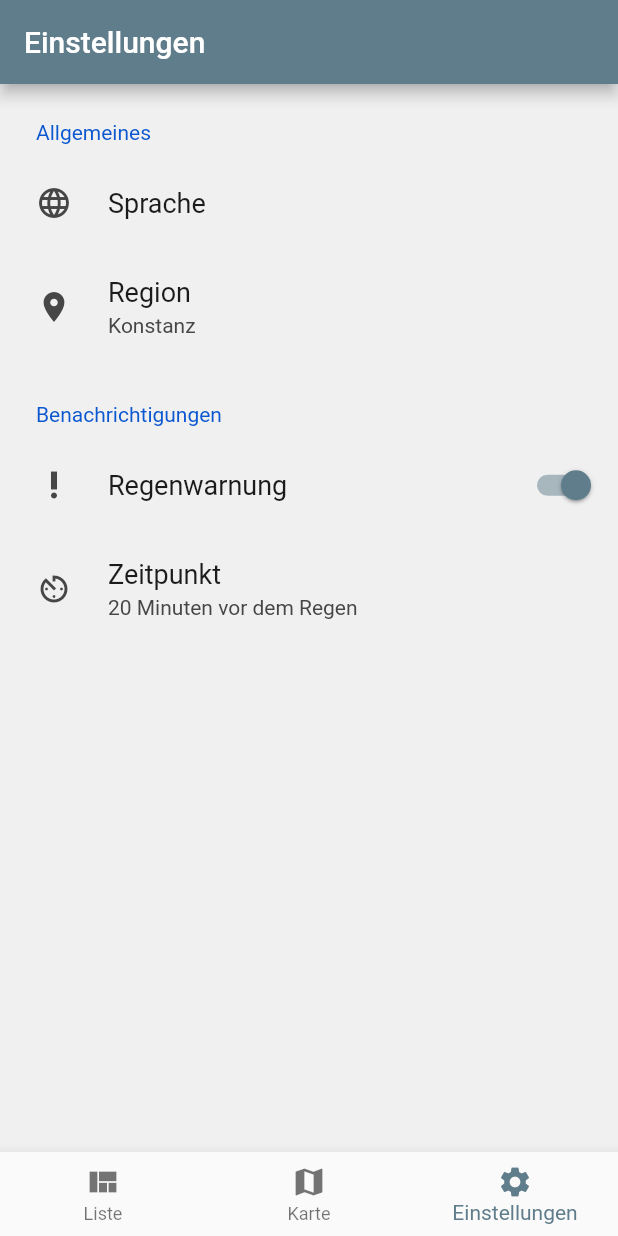
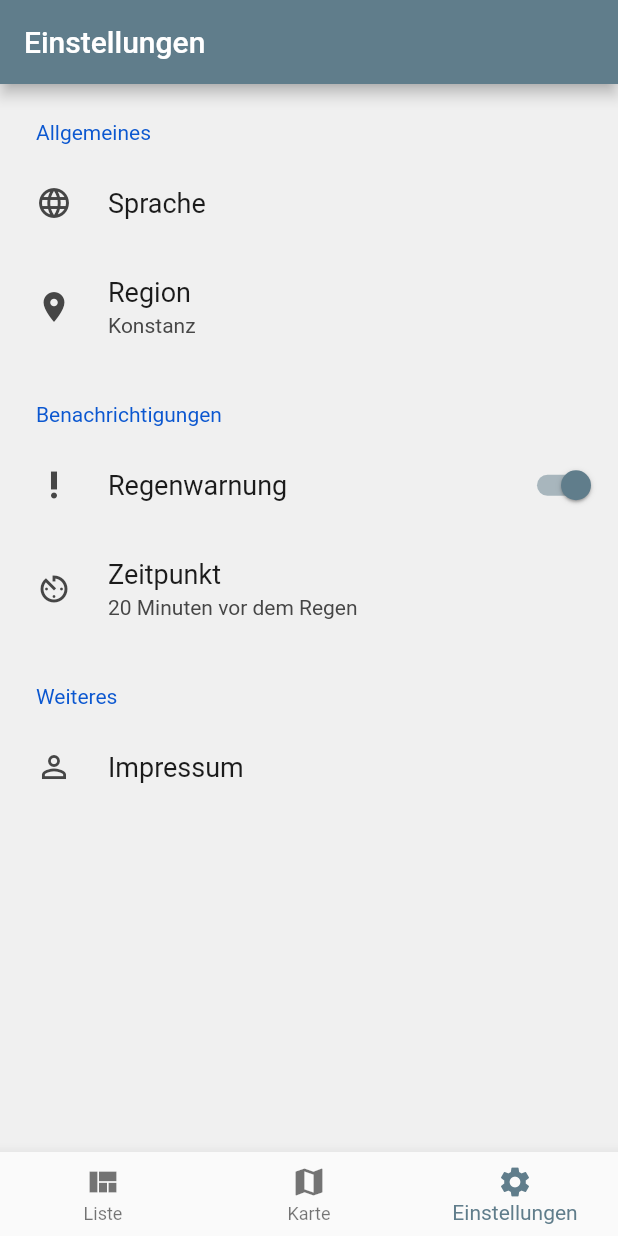
Before and after one commit to PaulSut/DeepRain2, a Flutter app: the screen it shows after launch, item 3 of the bottom bar chosen, on a phone screen of 412 x 824 dp. Run offline on Flutter 3.47's test engine with Material 2 defaults, Android fonts, the phone set to English and light mode, and no system bars; drawn by our look-alikes of settings_ui; our stand-ins replace animated_text_kit, cloud_firestore, firebase_messaging, firebase_storage, flutter_map, flutter_spinkit and 2 more; missing offline and left inert: flutter_duration_picker, geocoder, nominatim_location_picker; accounts and stored records are empty; network calls fail; statements that could not run were skipped; project files that could hold a hidden picture were left out.

Commit message:
Some small changes.

```diff
--- a/deep_rain_app/deep_rain/lib/global/UIText.dart
+++ b/deep_rain_app/deep_rain/lib/global/UIText.dart
@@ -30,6 +30,11 @@ class UIText{
     //Choose Region Screen
     String chooseRegionScreenSearchHint;
     String chooseRegionScreenAwaitingForLocation;
+  String settingsHeaderMore;
+  String settingsImpressum;
+
+  //Impressum
+  String impressumAppTitle;
 
   //Bottom Navigation
   String List;
@@ -66,6 +71,11 @@ class UIText{
         //Choose Region Screen
         chooseRegionScreenSearchHint = 'Stadt Suchen';
         chooseRegionScreenAwaitingForLocation = 'Am suchen...';
+      settingsHeaderMore = "Weiteres";
+      settingsImpressum = "Impressum";
+
+      //Impressum
+      impressumAppTitle = "Impressum";
 
 
       //Bottom Naviagation
@@ -102,6 +112,12 @@ class UIText{
         //Choose Region Screen
         chooseRegionScreenSearchHint = 'Pesquisar';
         chooseRegionScreenAwaitingForLocation = 'Procurando por sua localização';
+      settingsHeaderMore = "More";
+      settingsImpressum = "Impressum";
+
+      //Impressum
+      impressumAppTitle = "Impressum";
+
 
 
       //Bottom Naviagation
@@ -138,6 +154,11 @@ class UIText{
         //Choose Region Screen
         chooseRegionScreenSearchHint = 'Pesquisar';
         chooseRegionScreenAwaitingForLocation = 'Procurando por sua localização';
+      settingsHeaderMore = "Otro";
+      settingsImpressum = "Impressum";
+
+      //Impressum
+      impressumAppTitle = "Impressum";
 
       //Bottom Naviagation
       List = 'List';
--- a/deep_rain_app/deep_rain/lib/screens/Settings.dart
+++ b/deep_rain_app/deep_rain/lib/screens/Settings.dart
@@ -8,6 +8,8 @@ import 'package:nominatim_location_picker/nominatim_location_picker.dart';
 import 'package:settings_ui/settings_ui.dart';
 import 'package:geocoder/geocoder.dart';
 import 'dart:io' show Platform;
+
+import 'Impressum.dart';
 
 //The screen for the settings. Every setting will be stored in the global values and shared preferences (local db).
 //Some of them will be uploaded to firebase.
@@ -191,6 +193,21 @@ class _LoadingState extends State<Settings> {
               ),
             ],
           ),
+          SettingsSection(
+            title: _uiText.settingsHeaderMore,
+            tiles: [
+              SettingsTile(
+                title: _uiText.settingsImpressum,
+                leading: Icon(Icons.person_outline),
+                onTap: (){
+                  Navigator.push(
+                    context,
+                    MaterialPageRoute(builder: (context) => Impressum()),
+                  );
+                },
+              )
+            ],
+          )
         ],
       ),
     );
--- a/deep_rain_app/deep_rain/pubspec.yaml
+++ b/deep_rain_app/deep_rain/pubspec.yaml
@@ -46,6 +46,7 @@ dependencies:
   nominatim_location_picker: any
   geocoder: ^0.2.1
   search_map_place: ^0.3.0
+  animated_text_kit: ^2.0.0
 
 
 
```
Also changed, not shown: deep_rain_app/deep_rain/lib/screens/Impressum.dart (added, +20 -0 lines), deep_rain_app/deep_rain/lib/screens/Loading.dart (+12 -3 lines), deep_rain_app/deep_rain/pubspec.lock, 2 other files.
